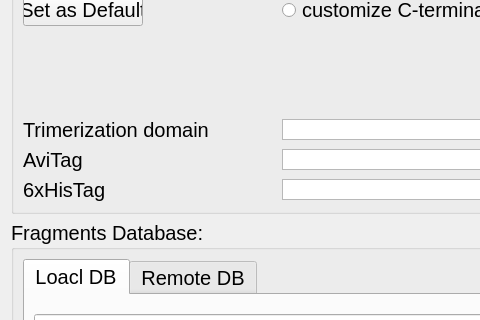
Old version of the form gibsonclone.ui in the repository WilsonImmunologyLab/Librator; both pictures show x 0 to 480 and y 352 to 672 of the 892 by 1003 pixel window.
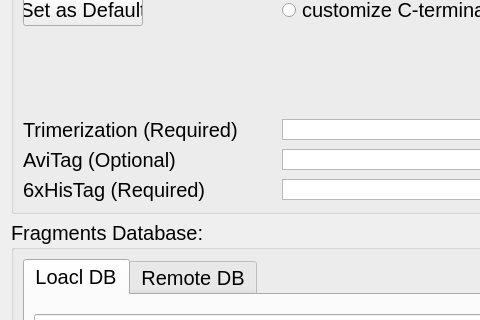
New version of the form. Icons and pictures are not drawn.

Commit message:
Update C-terminal domain/tag design
Now we have two mode for C-terminal domain/tag:
1) Trimerization domain + AviTag + 6xHisTag
2) Trimerization domain + 6xHisTag

The edit to the form file:
```diff
--- a/gibsonclone.ui
+++ b/gibsonclone.ui
@@ -511,7 +511,7 @@
       <item row="4" column="0">
        <widget class="QLabel" name="label_1h">
         <property name="text">
-         <string>Trimerization domain</string>
+         <string>Trimerization (Required)</string>
         </property>
        </widget>
       </item>
@@ -528,7 +528,7 @@
       <item row="5" column="0">
        <widget class="QLabel" name="label_2h">
         <property name="text">
-         <string>AviTag</string>
+         <string>AviTag (Optional)</string>
         </property>
        </widget>
       </item>
@@ -545,7 +545,7 @@
       <item row="6" column="0">
        <widget class="QLabel" name="label_3h">
         <property name="text">
-         <string>6xHisTag</string>
+         <string>6xHisTag (Required)</string>
         </property>
        </widget>
       </item>
```
The commit also changes 7 other files.
